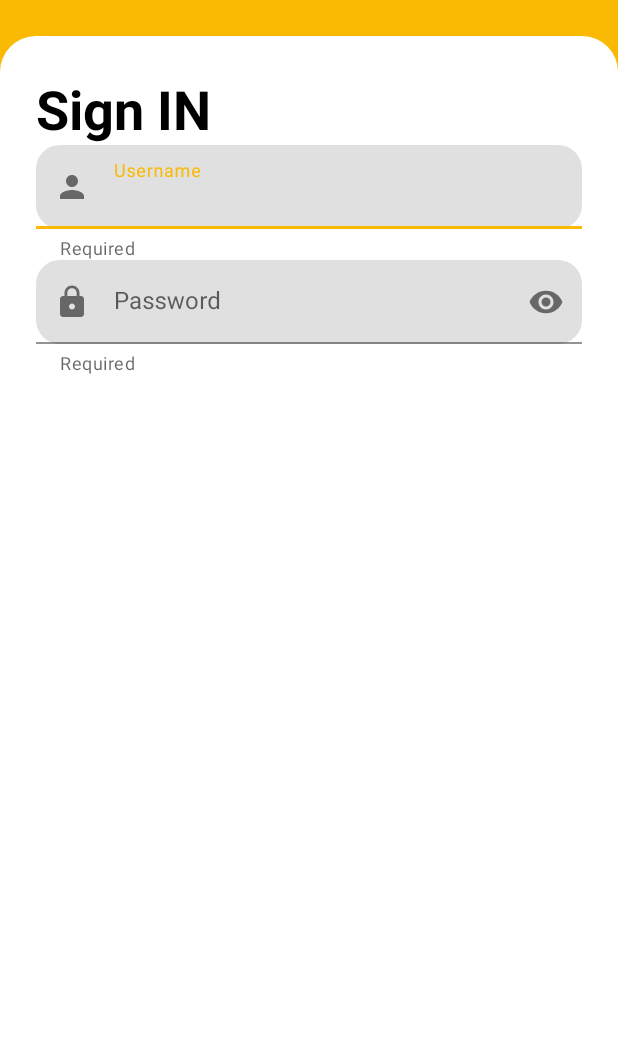
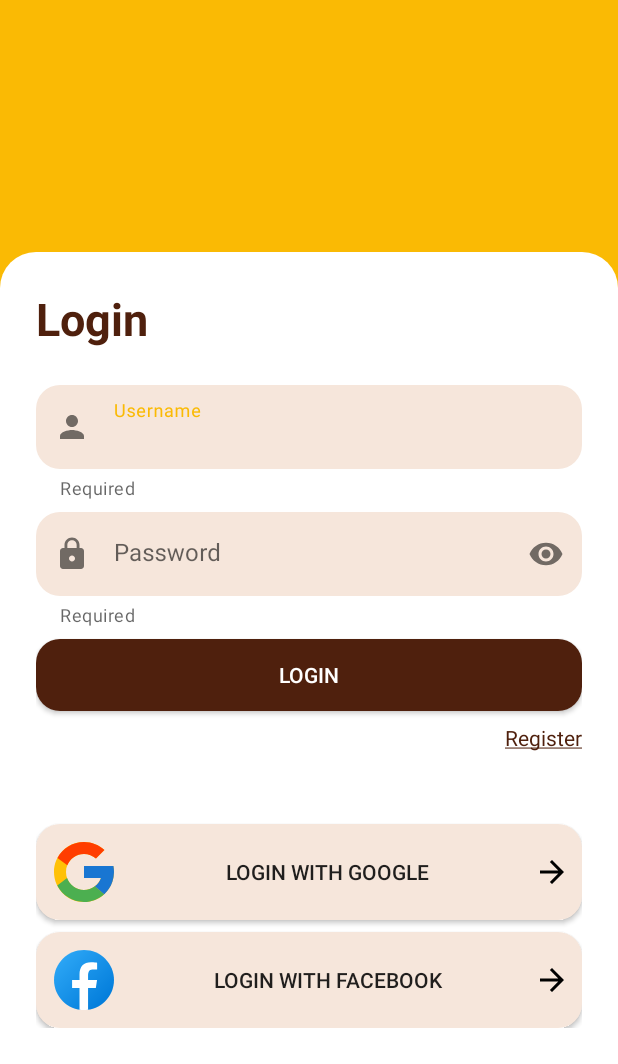
Before and after one commit to moaazabdelsalam/Food-Planner, an Android app: the screen it shows after launch (LoginActivity), on a phone screen of 412 x 824 dp, the part 172-1236 px from its top. Run offline under Robolectric (Android 15) with nearby library versions, the phone set to English and light mode, and no system bars.

Commit message:
login screen design

```diff
--- /dev/null
+++ b/app/src/main/res/drawable/ic_baseline_arrow_forward_24.xml
@@ -0,0 +1,5 @@
+<vector android:autoMirrored="true" android:height="24dp"
+    android:tint="#000000" android:viewportHeight="24"
+    android:viewportWidth="24" android:width="24dp" xmlns:android="http://schemas.android.com/apk/res/android">
+    <path android:fillColor="@android:color/white" android:pathData="M12,4l-1.41,1.41L16.17,11H4v2h12.17l-5.58,5.59L12,20l8,-8z"/>
+</vector>
--- a/app/src/main/res/drawable/ic_baseline_lock_24.xml
+++ b/app/src/main/res/drawable/ic_baseline_lock_24.xml
@@ -1,5 +1,10 @@
-<vector android:height="24dp" android:tint="#000000"
-    android:viewportHeight="24" android:viewportWidth="24"
-    android:width="24dp" xmlns:android="http://schemas.android.com/apk/res/android">
-    <path android:fillColor="@android:color/white" android:pathData="M18,8h-1L17,6c0,-2.76 -2.24,-5 -5,-5S7,3.24 7,6v2L6,8c-1.1,0 -2,0.9 -2,2v10c0,1.1 0.9,2 2,2h12c1.1,0 2,-0.9 2,-2L20,10c0,-1.1 -0.9,-2 -2,-2zM12,17c-1.1,0 -2,-0.9 -2,-2s0.9,-2 2,-2 2,0.9 2,2 -0.9,2 -2,2zM15.1,8L8.9,8L8.9,6c0,-1.71 1.39,-3.1 3.1,-3.1 1.71,0 3.1,1.39 3.1,3.1v2z"/>
+<vector xmlns:android="http://schemas.android.com/apk/res/android"
+    android:width="24dp"
+    android:height="24dp"
+    android:tint="#000000"
+    android:viewportWidth="24"
+    android:viewportHeight="24">
+    <path
+        android:fillColor="@android:color/white"
+        android:pathData="M18,8h-1L17,6c0,-2.76 -2.24,-5 -5,-5S7,3.24 7,6v2L6,8c-1.1,0 -2,0.9 -2,2v10c0,1.1 0.9,2 2,2h12c1.1,0 2,-0.9 2,-2L20,10c0,-1.1 -0.9,-2 -2,-2zM12,17c-1.1,0 -2,-0.9 -2,-2s0.9,-2 2,-2 2,0.9 2,2 -0.9,2 -2,2zM15.1,8L8.9,8L8.9,6c0,-1.71 1.39,-3.1 3.1,-3.1 1.71,0 3.1,1.39 3.1,3.1v2z" />
 </vector>
--- /dev/null
+++ b/app/src/main/res/drawable/icons8_facebook.xml
@@ -0,0 +1,24 @@
+<vector xmlns:android="http://schemas.android.com/apk/res/android"
+    xmlns:aapt="http://schemas.android.com/aapt"
+    android:width="48dp"
+    android:height="48dp"
+    android:viewportWidth="48"
+    android:viewportHeight="48">
+  <path
+      android:pathData="M24,4C12.954,4 4,12.954 4,24s8.954,20 20,20s20,-8.954 20,-20S35.046,4 24,4z">
+    <aapt:attr name="android:fillColor">
+      <gradient
+          android:startX="9.993"
+          android:startY="9.993"
+          android:endX="40.615"
+          android:endY="40.615"
+          android:type="linear">
+        <item android:offset="0" android:color="#FF2AA4F4"/>
+        <item android:offset="1" android:color="#FF007AD9"/>
+      </gradient>
+    </aapt:attr>
+  </path>
+  <path
+      android:pathData="M26.707,29.301h5.176l0.813,-5.258h-5.989v-2.874c0,-2.184 0.714,-4.121 2.757,-4.121h3.283V12.46c-0.577,-0.078 -1.797,-0.248 -4.102,-0.248c-4.814,0 -7.636,2.542 -7.636,8.334v3.498H16.06v5.258h4.948v14.452C21.988,43.9 22.981,44 24,44c0.921,0 1.82,-0.084 2.707,-0.204V29.301z"
+      android:fillColor="#fff"/>
+</vector>
--- /dev/null
+++ b/app/src/main/res/drawable/icons8_google.xml
@@ -0,0 +1,18 @@
+<vector xmlns:android="http://schemas.android.com/apk/res/android"
+    android:width="48dp"
+    android:height="48dp"
+    android:viewportWidth="48"
+    android:viewportHeight="48">
+  <path
+      android:pathData="M43.611,20.083H42V20H24v8h11.303c-1.649,4.657 -6.08,8 -11.303,8c-6.627,0 -12,-5.373 -12,-12c0,-6.627 5.373,-12 12,-12c3.059,0 5.842,1.154 7.961,3.039l5.657,-5.657C34.046,6.053 29.268,4 24,4C12.955,4 4,12.955 4,24c0,11.045 8.955,20 20,20c11.045,0 20,-8.955 20,-20C44,22.659 43.862,21.35 43.611,20.083z"
+      android:fillColor="#FFC107"/>
+  <path
+      android:pathData="M6.306,14.691l6.571,4.819C14.655,15.108 18.961,12 24,12c3.059,0 5.842,1.154 7.961,3.039l5.657,-5.657C34.046,6.053 29.268,4 24,4C16.318,4 9.656,8.337 6.306,14.691z"
+      android:fillColor="#FF3D00"/>
+  <path
+      android:pathData="M24,44c5.166,0 9.86,-1.977 13.409,-5.192l-6.19,-5.238C29.211,35.091 26.715,36 24,36c-5.202,0 -9.619,-3.317 -11.283,-7.946l-6.522,5.025C9.505,39.556 16.227,44 24,44z"
+      android:fillColor="#4CAF50"/>
+  <path
+      android:pathData="M43.611,20.083H42V20H24v8h11.303c-0.792,2.237 -2.231,4.166 -4.087,5.571c0.001,-0.001 0.002,-0.001 0.003,-0.002l6.19,5.238C36.971,39.205 44,34 44,24C44,22.659 43.862,21.35 43.611,20.083z"
+      android:fillColor="#1976D2"/>
+</vector>
--- /dev/null
+++ b/app/src/main/res/drawable/round_corners.xml
@@ -0,0 +1,9 @@
+<?xml version="1.0" encoding="utf-8"?>
+<shape xmlns:android="http://schemas.android.com/apk/res/android">
+    <corners
+        android:bottomLeftRadius="16dp"
+        android:bottomRightRadius="16dp"
+        android:topLeftRadius="16dp"
+        android:topRightRadius="16dp" />
+    <solid android:color="@color/background_light" />
+</shape>
--- a/app/src/main/res/layout/activity_login.xml
+++ b/app/src/main/res/layout/activity_login.xml
@@ -38,7 +38,6 @@
         android:layout_height="0dp"
         android:layout_marginTop="24dp"
         app:layout_constraintBottom_toBottomOf="parent"
-        app:layout_constraintTop_toBottomOf="@id/barrier"
         tools:layout="@layout/fragment_login" />
 
 </androidx.constraintlayout.widget.ConstraintLayout>
--- a/app/src/main/res/layout/fragment_login.xml
+++ b/app/src/main/res/layout/fragment_login.xml
@@ -13,9 +13,9 @@
         android:layout_width="wrap_content"
         android:layout_height="wrap_content"
         android:fontFamily="sans-serif"
-        android:text="@string/sign_in"
-        android:textColor="@color/black"
-        android:textSize="36sp"
+        android:text="@string/login"
+        android:textColor="@color/background_dark"
+        android:textSize="30sp"
         android:textStyle="bold"
         app:layout_constraintStart_toStartOf="parent"
         app:layout_constraintTop_toTopOf="parent" />
@@ -25,10 +25,9 @@
         style="@style/ThemeOverlay.Material3.TextInputEditText.OutlinedBox"
         android:layout_width="0dp"
         android:layout_height="wrap_content"
-        app:boxCornerRadiusBottomEnd="16dp"
-        app:boxCornerRadiusBottomStart="16dp"
-        app:boxCornerRadiusTopEnd="16dp"
-        app:boxCornerRadiusTopStart="16dp"
+        android:layout_marginTop="24dp"
+        app:boxStrokeWidth="0dp"
+        app:boxStrokeWidthFocused="0dp"
         app:endIconMode="clear_text"
         app:helperText="Required"
         app:layout_constraintEnd_toEndOf="parent"
@@ -39,20 +38,22 @@
         <com.google.android.material.textfield.TextInputEditText
             android:layout_width="match_parent"
             android:layout_height="match_parent"
+            android:background="@drawable/round_corners"
             android:hint="@string/username"
             android:inputType="text"
             tools:ignore="TouchTargetSizeCheck" />
     </com.google.android.material.textfield.TextInputLayout>
+
 
     <com.google.android.material.textfield.TextInputLayout
         android:id="@+id/passwordTxtInLayout"
         style="@style/ThemeOverlay.Material3.TextInputEditText.OutlinedBox"
         android:layout_width="0dp"
         android:layout_height="wrap_content"
-        app:boxCornerRadiusBottomEnd="16dp"
-        app:boxCornerRadiusBottomStart="16dp"
-        app:boxCornerRadiusTopEnd="16dp"
-        app:boxCornerRadiusTopStart="16dp"
+
+        android:layout_marginTop="8dp"
+        app:boxStrokeWidth="0dp"
+        app:boxStrokeWidthFocused="0dp"
         app:endIconMode="password_toggle"
         app:helperText="Required"
         app:layout_constraintEnd_toEndOf="parent"
@@ -64,10 +65,65 @@
             android:id="@+id/passwordTxtInET"
             android:layout_width="match_parent"
             android:layout_height="match_parent"
+            android:background="@drawable/round_corners"
             android:hint="@string/password"
             android:inputType="textPassword"
             tools:ignore="TouchTargetSizeCheck" />
 
     </com.google.android.material.textfield.TextInputLayout>
 
+    <androidx.appcompat.widget.AppCompatButton
+        android:id="@+id/signInBtn"
+        android:layout_width="0dp"
+        android:layout_height="wrap_content"
+        android:layout_marginTop="8dp"
+        android:background="@drawable/round_corners"
+        android:backgroundTint="@color/background_dark"
+        android:text="@string/login"
+        android:textColor="@color/white"
+        app:layout_constraintEnd_toEndOf="@id/passwordTxtInLayout"
+        app:layout_constraintStart_toStartOf="@id/passwordTxtInLayout"
+        app:layout_constraintTop_toBottomOf="@id/passwordTxtInLayout" />
+
+    <TextView
+        android:id="@+id/registerBtn"
+        android:layout_width="wrap_content"
+        android:layout_height="wrap_content"
+        android:layout_marginTop="8dp"
+        android:clickable="true"
+        android:focusable="true"
+        android:text="@string/register"
+        android:textColor="@color/background_dark"
+        android:textSize="14sp"
+        app:layout_constraintEnd_toEndOf="@id/signInBtn"
+        app:layout_constraintTop_toBottomOf="@id/signInBtn" />
+
+    <androidx.appcompat.widget.AppCompatButton
+        android:id="@+id/signInWithGoogleBtn"
+        android:layout_width="0dp"
+        android:layout_height="wrap_content"
+        android:layout_marginTop="48dp"
+        android:background="@drawable/round_corners"
+        android:drawableStart="@drawable/icons8_google"
+        android:drawableEnd="@drawable/ic_baseline_arrow_forward_24"
+        android:padding="8dp"
+        android:text="@string/login_with_google"
+        app:layout_constraintEnd_toEndOf="@id/signInBtn"
+        app:layout_constraintStart_toStartOf="@id/signInBtn"
+        app:layout_constraintTop_toBottomOf="@id/registerBtn" />
+
+    <androidx.appcompat.widget.AppCompatButton
+        android:id="@+id/signInWithFacebookBtn"
+        android:layout_width="0dp"
+        android:layout_height="wrap_content"
+        android:layout_marginTop="8dp"
+        android:background="@drawable/round_corners"
+        android:drawableStart="@drawable/icons8_facebook"
+        android:drawableEnd="@drawable/ic_baseline_arrow_forward_24"
+        android:padding="8dp"
+        android:text="@string/login_with_facebook"
+        app:layout_constraintEnd_toEndOf="@id/signInWithGoogleBtn"
+        app:layout_constraintStart_toStartOf="@id/signInWithGoogleBtn"
+        app:layout_constraintTop_toBottomOf="@id/signInWithGoogleBtn" />
+
 </androidx.constraintlayout.widget.ConstraintLayout>
--- a/app/src/main/res/values/colors.xml
+++ b/app/src/main/res/values/colors.xml
@@ -11,5 +11,6 @@
     <color name="orange_primary">#faba04</color>
     <color name="orange_variant">#f9c53a</color>
     <color name="background_light">#f6e6db</color>
+    <color name="background_dark">#4F200D</color>
 
 </resources>
--- a/app/src/main/res/values/strings.xml
+++ b/app/src/main/res/values/strings.xml
@@ -1,17 +1,10 @@
 <resources>
     <string name="app_name">Food Planner</string>
-    <!-- TODO: Remove or change this placeholder text -->
-    <string name="hello_blank_fragment">Hello blank fragment</string>
     <string name="username">Username</string>
     <string name="password">Password</string>
-    <string name="sign_in">Sign IN</string>
+    <string name="login">Login</string>
     <string name="title_activity_login">LoginActivity</string>
-    <!-- Strings used for fragments for navigation -->
-    <string name="first_fragment_label">First Fragment</string>
-    <string name="second_fragment_label">Second Fragment</string>
-    <string name="next">Next</string>
-    <string name="previous">Previous</string>
-
-    <string name="hello_first_fragment">Hello first fragment</string>
-    <string name="hello_second_fragment">Hello second fragment. Arg: %1$s</string>
+    <string name="login_with_google">Login with Google</string>
+    <string name="login_with_facebook">Login with Facebook</string>
+    <string name="register"><u>Register</u></string>
 </resources>
```
Also changed, not shown: app/src/main/res/drawable/google.png (added).
